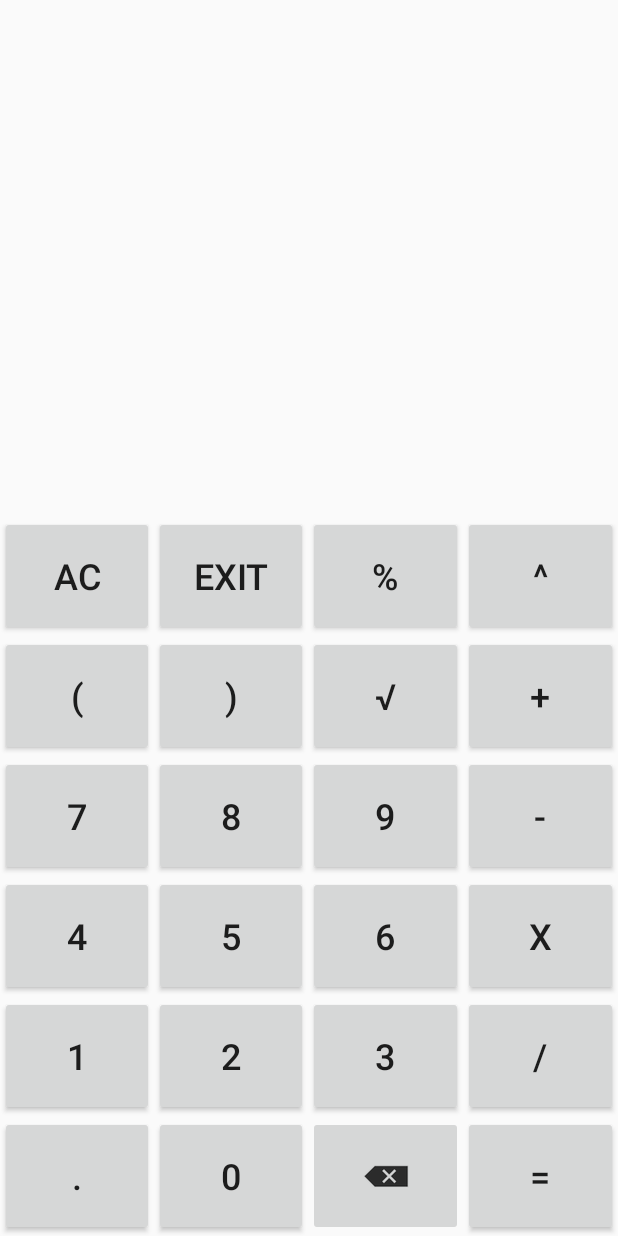
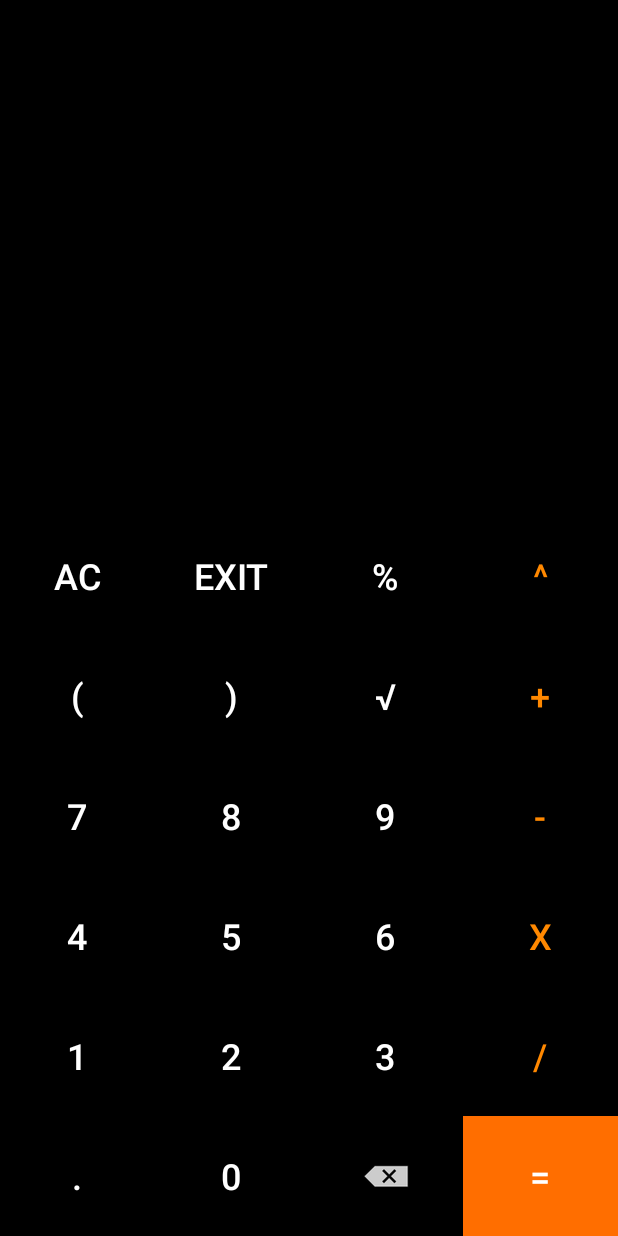
Before and after one commit to Saikowshik007/calci_java, an Android app: the layout activity_main.xml on its own in the app's theme, with its tools: preview values and no code run, on a phone screen of 412 x 824 dp. Run offline under Robolectric (Android 15) with nearby library versions, the phone set to English and light mode, and no system bars.

Commit message:
hide action bar and black theme

```diff
--- a/app/src/main/java/com/example/calci_java/MainActivity.java
+++ b/app/src/main/java/com/example/calci_java/MainActivity.java
@@ -244,7 +244,7 @@ public class MainActivity extends AppCompatActivity {
                 vb.vibrate(x);
             }
         });
-
+        getSupportActionBar().hide();
 
 
     }
--- /dev/null
+++ b/app/src/main/res/drawable/rounded_black.xml
@@ -0,0 +1,12 @@
+<?xml version="1.0" encoding="utf-8"?>
+<shape xmlns:android="http://schemas.android.com/apk/res/android"
+    android:shape="rectangle" >
+
+    <!-- View background color -->
+    <solid
+        android:color="#000000" >
+    </solid>
+
+    <!-- The radius makes the corners rounded -->
+
+</shape>
--- /dev/null
+++ b/app/src/main/res/drawable/rounded_orange.xml
@@ -0,0 +1,12 @@
+<?xml version="1.0" encoding="utf-8"?>
+<shape xmlns:android="http://schemas.android.com/apk/res/android"
+    android:shape="rectangle" >
+
+    <!-- View background color -->
+    <solid
+        android:color="#FF6E00" >
+    </solid>
+
+    <!-- The radius makes the corners rounded -->
+
+</shape>
--- a/app/src/main/res/layout/activity_main.xml
+++ b/app/src/main/res/layout/activity_main.xml
@@ -14,10 +14,12 @@
         android:layout_alignParentBottom="true"
         android:layout_marginTop="0dp"
         android:layout_marginBottom="475dp"
+        android:background="@drawable/rounded_black"
         android:clickable="true"
         android:contentDescription="calculator"
         android:cursorVisible="true"
         android:maxLines="2"
+        android:textColor="@android:color/holo_orange_dark"
         android:textSize="50sp" />
 
     <LinearLayout
@@ -38,9 +40,11 @@
                 android:layout_width="wrap_content"
                 android:layout_height="wrap_content"
                 android:layout_weight="1"
+                android:background="@drawable/rounded_black"
                 android:minWidth="80dp"
                 android:minHeight="80dp"
                 android:text="AC"
+                android:textColor="@android:color/background_light"
                 android:textSize="24sp" />
 
             <Button
@@ -48,9 +52,11 @@
                 android:layout_width="wrap_content"
                 android:layout_height="wrap_content"
                 android:layout_weight="1"
+                android:background="@drawable/rounded_black"
                 android:minWidth="80dp"
                 android:minHeight="80dp"
                 android:text="Exit"
+                android:textColor="@android:color/background_light"
                 android:textSize="24sp" />
 
             <Button
@@ -58,9 +64,11 @@
                 android:layout_width="wrap_content"
                 android:layout_height="wrap_content"
                 android:layout_weight="1"
+                android:background="@drawable/rounded_black"
                 android:minWidth="80dp"
                 android:minHeight="80dp"
                 android:text="%"
+                android:textColor="@android:color/background_light"
                 android:textSize="24sp" />
 
             <Button
@@ -68,9 +76,11 @@
                 android:layout_width="wrap_content"
                 android:layout_height="wrap_content"
                 android:layout_weight="1"
+                android:background="@drawable/rounded_black"
                 android:minWidth="80dp"
                 android:minHeight="80dp"
                 android:text="^"
+                android:textColor="@android:color/holo_orange_dark"
                 android:textSize="24sp" />
         </LinearLayout>
 
@@ -87,9 +97,11 @@
                 android:layout_width="wrap_content"
                 android:layout_height="wrap_content"
                 android:layout_weight="1"
+                android:background="@drawable/rounded_black"
                 android:minWidth="80dp"
                 android:minHeight="80dp"
                 android:text="("
+                android:textColor="@android:color/background_light"
                 android:textSize="24sp" />
 
             <Button
@@ -97,9 +109,11 @@
                 android:layout_width="wrap_content"
                 android:layout_height="wrap_content"
                 android:layout_weight="1"
+                android:background="@drawable/rounded_black"
                 android:minWidth="80dp"
                 android:minHeight="80dp"
                 android:text=")"
+                android:textColor="@android:color/background_light"
                 android:textSize="24sp" />
 
             <Button
@@ -107,9 +121,11 @@
                 android:layout_width="wrap_content"
                 android:layout_height="wrap_content"
                 android:layout_weight="1"
+                android:background="@drawable/rounded_black"
                 android:minWidth="80dp"
                 android:minHeight="80dp"
                 android:text="√"
+                android:textColor="@android:color/background_light"
                 android:textSize="24sp" />
 
             <Button
@@ -117,9 +133,11 @@
                 android:layout_width="wrap_content"
                 android:layout_height="wrap_content"
                 android:layout_weight="1"
+                android:background="@drawable/rounded_black"
                 android:minWidth="80dp"
                 android:minHeight="80dp"
                 android:text="+"
+                android:textColor="@android:color/holo_orange_dark"
                 android:textSize="24sp" />
         </LinearLayout>
 
@@ -134,9 +152,11 @@
                 android:layout_width="wrap_content"
                 android:layout_height="wrap_content"
                 android:layout_weight="1"
+                android:background="@drawable/rounded_black"
                 android:minWidth="80dp"
                 android:minHeight="80dp"
                 android:text="7"
+                android:textColor="@android:color/background_light"
                 android:textSize="24sp" />
 
             <Button
@@ -144,9 +164,11 @@
                 android:layout_width="wrap_content"
                 android:layout_height="wrap_content"
                 android:layout_weight="1"
+                android:background="@drawable/rounded_black"
                 android:minWidth="80dp"
                 android:minHeight="80dp"
                 android:text="8"
+                android:textColor="@android:color/background_light"
                 android:textSize="24sp" />
 
             <Button
@@ -154,9 +176,11 @@
                 android:layout_width="wrap_content"
                 android:layout_height="wrap_content"
                 android:layout_weight="1"
+                android:background="@drawable/rounded_black"
                 android:minWidth="80dp"
                 android:minHeight="80dp"
                 android:text="9"
+                android:textColor="@android:color/background_light"
                 android:textSize="24sp" />
 
             <Button
@@ -164,9 +188,11 @@
                 android:layout_width="wrap_content"
                 android:layout_height="wrap_content"
                 android:layout_weight="1"
+                android:background="@drawable/rounded_black"
                 android:minWidth="80dp"
                 android:minHeight="80dp"
                 android:text="-"
+                android:textColor="@android:color/holo_orange_dark"
                 android:textSize="24sp" />
         </LinearLayout>
 
@@ -181,9 +207,11 @@
                 android:layout_width="wrap_content"
                 android:layout_height="wrap_content"
                 android:layout_weight="1"
+                android:background="@drawable/rounded_black"
                 android:minWidth="80dp"
                 android:minHeight="80dp"
                 android:text="4"
+                android:textColor="@android:color/background_light"
                 android:textSize="24sp" />
 
             <Button
@@ -191,9 +219,11 @@
                 android:layout_width="wrap_content"
                 android:layout_height="wrap_content"
                 android:layout_weight="1"
+                android:background="@drawable/rounded_black"
                 android:minWidth="80dp"
                 android:minHeight="80dp"
                 android:text="5"
+                android:textColor="@android:color/background_light"
                 android:textSize="24sp" />
 
             <Button
@@ -201,9 +231,11 @@
                 android:layout_width="wrap_content"
                 android:layout_height="wrap_content"
                 android:layout_weight="1"
+                android:background="@drawable/rounded_black"
                 android:minWidth="80dp"
                 android:minHeight="80dp"
                 android:text="6"
+                android:textColor="@android:color/background_light"
                 android:textSize="24sp" />
 
             <Button
@@ -211,9 +243,11 @@
                 android:layout_width="wrap_content"
                 android:layout_height="wrap_content"
                 android:layout_weight="1"
+                android:background="@drawable/rounded_black"
                 android:minWidth="80dp"
                 android:minHeight="80dp"
                 android:text="x"
+                android:textColor="@android:color/holo_orange_dark"
                 android:textSize="24sp" />
         </LinearLayout>
 
@@ -230,9 +264,11 @@
                 android:layout_width="wrap_content"
                 android:layout_height="wrap_content"
                 android:layout_weight="1"
+                android:background="@drawable/rounded_black"
                 android:minWidth="80dp"
                 android:minHeight="80dp"
                 android:text="1"
+                android:textColor="@android:color/background_light"
                 android:textSize="24sp" />
 
             <Button
@@ -240,9 +276,11 @@
                 android:layout_width="wrap_content"
                 android:layout_height="wrap_content"
                 android:layout_weight="1"
+                android:background="@drawable/rounded_black"
                 android:minWidth="80dp"
                 android:minHeight="80dp"
                 android:text="2"
+                android:textColor="@android:color/background_light"
                 android:textSize="24sp" />
 
             <Button
@@ -250,9 +288,11 @@
                 android:layout_width="wrap_content"
                 android:layout_height="wrap_content"
                 android:layout_weight="1"
+                android:background="@drawable/rounded_black"
                 android:minWidth="80dp"
                 android:minHeight="80dp"
                 android:text="3"
+                android:textColor="@android:color/background_light"
                 android:textSize="24sp" />
 
             <Button
@@ -260,9 +300,11 @@
                 android:layout_width="wrap_content"
                 android:layout_height="wrap_content"
                 android:layout_weight="1"
+                android:background="@drawable/rounded_black"
                 android:minWidth="80dp"
                 android:minHeight="80dp"
                 android:text="/"
+                android:textColor="@android:color/holo_orange_dark"
                 android:textSize="24sp" />
         </LinearLayout>
 
@@ -279,9 +321,11 @@
                 android:layout_width="wrap_content"
                 android:layout_height="wrap_content"
                 android:layout_weight="1"
+                android:background="@drawable/rounded_black"
                 android:minWidth="80dp"
                 android:minHeight="80dp"
                 android:text="."
+                android:textColor="@android:color/background_light"
                 android:textSize="24sp" />
 
             <Button
@@ -289,9 +333,11 @@
                 android:layout_width="wrap_content"
                 android:layout_height="wrap_content"
                 android:layout_weight="1"
+                android:background="@drawable/rounded_black"
                 android:minWidth="80dp"
                 android:minHeight="80dp"
                 android:text="0"
+                android:textColor="@android:color/background_light"
                 android:textSize="24sp" />
 
             <ImageButton
@@ -299,8 +345,9 @@
                 android:layout_width="80dp"
                 android:layout_height="80dp"
                 android:layout_weight="1"
+                android:background="@drawable/rounded_black"
                 android:longClickable="true"
-                android:tint="#000000"
+                android:tint="#FFFFFF"
                 app:srcCompat="@android:drawable/ic_input_delete" />
 
             <Button
@@ -308,9 +355,11 @@
                 android:layout_width="wrap_content"
                 android:layout_height="wrap_content"
                 android:layout_weight="1"
+                android:background="@drawable/rounded_orange"
                 android:minWidth="80dp"
                 android:minHeight="80dp"
                 android:text="="
+                android:textColor="?attr/colorBackgroundFloating"
                 android:textSize="24sp" />
         </LinearLayout>
     </LinearLayout>
```
